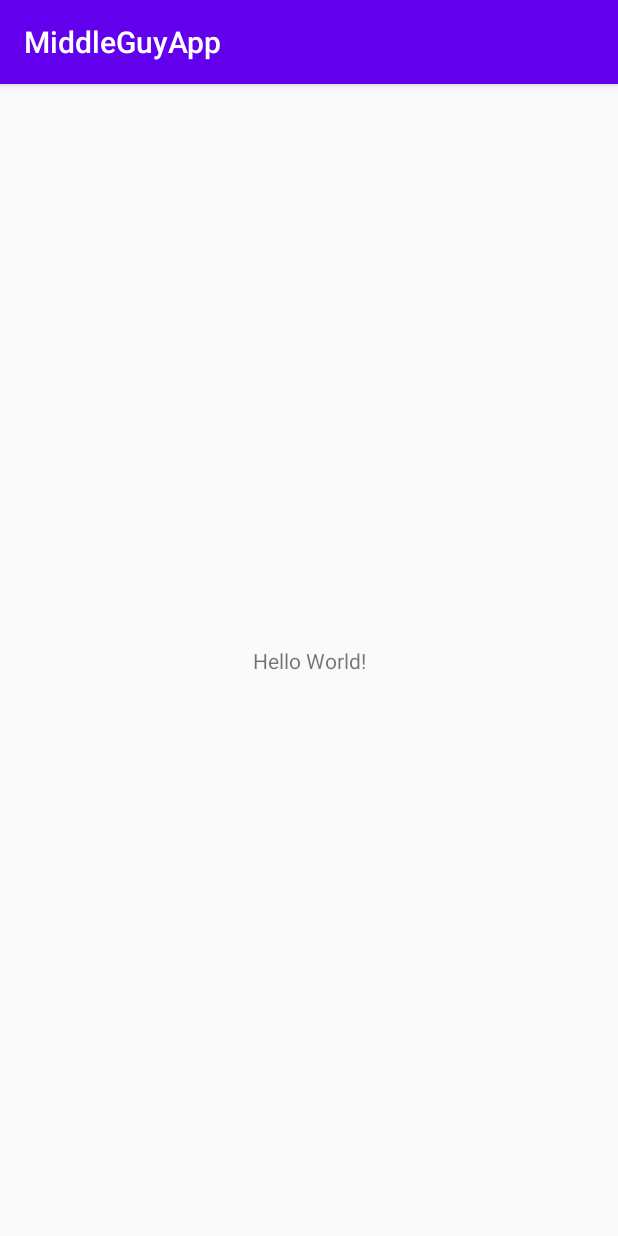
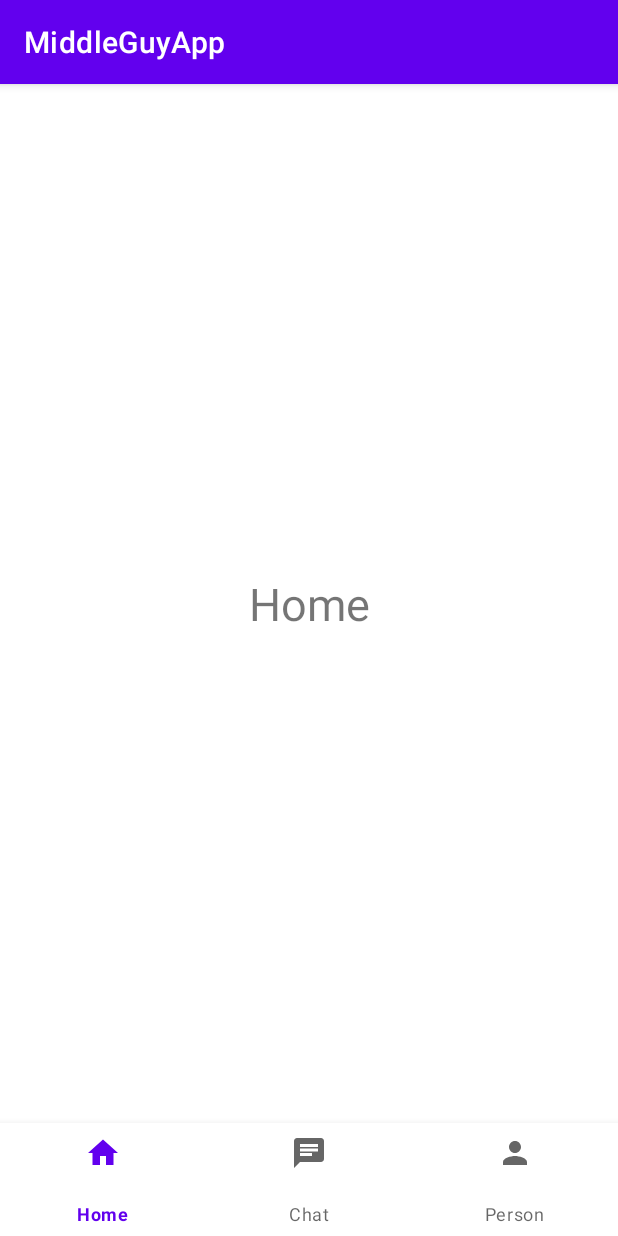
Before and after one commit to bewert208/MiddleGuy_App, an Android app: the screen it shows after launch (MainActivity), on a phone screen of 412 x 824 dp. Run offline under Robolectric (Android 15) with nearby library versions, the phone set to English and light mode, and no system bars.

Commit message:
got fragments working and can switch between them.

```diff
--- a/app/build.gradle
+++ b/app/build.gradle
@@ -25,6 +25,7 @@ android {
 dependencies {
     implementation fileTree(dir: "libs", include: ["*.jar"])
     implementation 'androidx.appcompat:appcompat:1.2.0'
+    implementation 'com.google.android.material:material:1.1.0'
     implementation 'androidx.constraintlayout:constraintlayout:2.0.1'
     testImplementation 'junit:junit:4.12'
     androidTestImplementation 'androidx.test.ext:junit:1.1.2'
--- /dev/null
+++ b/app/src/main/java/cecs550/middleguyapp/FirstFragment.java
@@ -0,0 +1,27 @@
+package cecs550.middleguyapp;
+
+import android.os.Bundle;
+import android.view.LayoutInflater;
+import android.view.View;
+import android.view.ViewGroup;
+
+import androidx.fragment.app.Fragment;
+
+public class FirstFragment extends Fragment {
+
+    public FirstFragment(){
+    }
+
+
+
+    @Override
+    public View onCreateView(LayoutInflater inflater,
+                             ViewGroup container, Bundle savedInstanceState) {
+        // Inflate the layout for this fragment
+        return inflater.inflate(R.layout.fragment_1,
+                container, false);
+
+    }
+
+
+}
--- a/app/src/main/java/cecs550/middleguyapp/MainActivity.java
+++ b/app/src/main/java/cecs550/middleguyapp/MainActivity.java
@@ -1,14 +1,74 @@
 package cecs550.middleguyapp;
 
+import androidx.annotation.NonNull;
 import androidx.appcompat.app.AppCompatActivity;
+import androidx.constraintlayout.widget.Placeholder;
+import androidx.fragment.app.Fragment;
+import androidx.fragment.app.FragmentManager;
+import androidx.fragment.app.FragmentTransaction;
 
 import android.os.Bundle;
+import android.view.MenuItem;
+
+import com.google.android.material.bottomnavigation.BottomNavigationView;
 
 public class MainActivity extends AppCompatActivity {
+
+    public Fragment frag1;
+    public Fragment frag2;
+    public Fragment frag3;
+
 
     @Override
     protected void onCreate(Bundle savedInstanceState) {
         super.onCreate(savedInstanceState);
         setContentView(R.layout.activity_main);
+
+        frag1 = new FirstFragment();
+        frag2 = new SecondFragment();
+        frag3 = new ThirdFragment();
+
+        setFragment(frag1);
+       BottomNavigationView navigation = (BottomNavigationView)
+               findViewById(R.id.bottomNavigationView); navigation.setOnNavigationItemSelectedListener(mOnNavigationItemSelectedListener);
     }
+
+//    private void replaceFragment(){
+//       Fragment fragment = new Fragment();
+//
+//        FragmentManager fragmentManager = getSupportFragmentManager();
+//       FragmentTransaction fragmentTransaction = fragmentManager.beginTransaction();
+//        fragmentTransaction.replace(R.id.flFragment, fragment);
+//        fragmentTransaction.commit();
+//    }
+
+    private void setFragment(Fragment fragment){
+        FragmentManager fragmentManager = getSupportFragmentManager();
+        fragmentManager.beginTransaction().replace(R.id.flFragment,fragment).commit();
+
+    }
+
+
+    private BottomNavigationView.OnNavigationItemSelectedListener mOnNavigationItemSelectedListener
+            = new BottomNavigationView.OnNavigationItemSelectedListener() {
+        @Override
+        public boolean onNavigationItemSelected(@NonNull MenuItem item) {
+            switch (item.getItemId()) {
+                case R.id.nav_home:
+                    setFragment(frag1);
+                    break;
+
+                case  R.id.nav_chat:
+                    setFragment(frag2);
+                    break;
+
+                case R.id.nav_person:
+                    setFragment(frag3);
+                    break;
+            }
+            return true;
+        }
+    };
+
+
 }
--- /dev/null
+++ b/app/src/main/java/cecs550/middleguyapp/SecondFragment.java
@@ -0,0 +1,27 @@
+package cecs550.middleguyapp;
+
+import android.os.Bundle;
+import android.view.LayoutInflater;
+import android.view.View;
+import android.view.ViewGroup;
+
+import androidx.fragment.app.Fragment;
+
+public class SecondFragment extends Fragment {
+
+    public SecondFragment(){
+    }
+
+
+
+    @Override
+    public View onCreateView(LayoutInflater inflater,
+                             ViewGroup container, Bundle savedInstanceState) {
+        // Inflate the layout for this fragment
+        return inflater.inflate(R.layout.fragment_2,
+                container, false);
+
+    }
+
+
+}
--- /dev/null
+++ b/app/src/main/java/cecs550/middleguyapp/ThirdFragment.java
@@ -0,0 +1,27 @@
+package cecs550.middleguyapp;
+
+import android.os.Bundle;
+import android.view.LayoutInflater;
+import android.view.View;
+import android.view.ViewGroup;
+
+import androidx.fragment.app.Fragment;
+
+public class ThirdFragment extends Fragment {
+
+    public ThirdFragment(){
+    }
+
+
+
+    @Override
+    public View onCreateView(LayoutInflater inflater,
+                             ViewGroup container, Bundle savedInstanceState) {
+        // Inflate the layout for this fragment
+        return inflater.inflate(R.layout.fragment_3,
+                container, false);
+
+    }
+
+
+}
--- /dev/null
+++ b/app/src/main/res/drawable/ic_baseline_chat_24.xml
@@ -0,0 +1,10 @@
+<vector xmlns:android="http://schemas.android.com/apk/res/android"
+    android:width="24dp"
+    android:height="24dp"
+    android:viewportWidth="24"
+    android:viewportHeight="24"
+    android:tint="?attr/colorControlNormal">
+  <path
+      android:fillColor="@android:color/white"
+      android:pathData="M20,2L4,2c-1.1,0 -1.99,0.9 -1.99,2L2,22l4,-4h14c1.1,0 2,-0.9 2,-2L22,4c0,-1.1 -0.9,-2 -2,-2zM6,9h12v2L6,11L6,9zM14,14L6,14v-2h8v2zM18,8L6,8L6,6h12v2z"/>
+</vector>
--- /dev/null
+++ b/app/src/main/res/drawable/ic_baseline_home_24.xml
@@ -0,0 +1,10 @@
+<vector xmlns:android="http://schemas.android.com/apk/res/android"
+    android:width="24dp"
+    android:height="24dp"
+    android:viewportWidth="24"
+    android:viewportHeight="24"
+    android:tint="?attr/colorControlNormal">
+  <path
+      android:fillColor="@android:color/white"
+      android:pathData="M10,20v-6h4v6h5v-8h3L12,3 2,12h3v8z"/>
+</vector>
--- /dev/null
+++ b/app/src/main/res/drawable/ic_baseline_person_24.xml
@@ -0,0 +1,10 @@
+<vector xmlns:android="http://schemas.android.com/apk/res/android"
+    android:width="24dp"
+    android:height="24dp"
+    android:viewportWidth="24"
+    android:viewportHeight="24"
+    android:tint="?attr/colorControlNormal">
+  <path
+      android:fillColor="@android:color/white"
+      android:pathData="M12,12c2.21,0 4,-1.79 4,-4s-1.79,-4 -4,-4 -4,1.79 -4,4 1.79,4 4,4zM12,14c-2.67,0 -8,1.34 -8,4v2h16v-2c0,-2.66 -5.33,-4 -8,-4z"/>
+</vector>
--- a/app/src/main/res/layout/activity_main.xml
+++ b/app/src/main/res/layout/activity_main.xml
@@ -6,13 +6,24 @@
     android:layout_height="match_parent"
     tools:context=".MainActivity">
 
-    <TextView
-        android:layout_width="wrap_content"
-        android:layout_height="wrap_content"
-        android:text="Hello World!"
-        app:layout_constraintBottom_toBottomOf="parent"
-        app:layout_constraintLeft_toLeftOf="parent"
-        app:layout_constraintRight_toRightOf="parent"
+    <FrameLayout
+        android:id="@+id/flFragment"
+        android:layout_width="match_parent"
+        android:layout_height="0dp"
+        app:layout_constraintBottom_toTopOf="@+id/bottomNavigationView"
+        app:layout_constraintEnd_toEndOf="parent"
+        app:layout_constraintHorizontal_bias="0.5"
+        app:layout_constraintStart_toStartOf="parent"
         app:layout_constraintTop_toTopOf="parent" />
 
+    <com.google.android.material.bottomnavigation.BottomNavigationView
+        android:id="@+id/bottomNavigationView"
+        android:layout_width="match_parent"
+        android:layout_height="75dp"
+        app:layout_constraintBottom_toBottomOf="parent"
+        app:layout_constraintEnd_toEndOf="parent"
+        app:layout_constraintHorizontal_bias="0.5"
+        app:layout_constraintStart_toStartOf="parent"
+        app:menu="@menu/nav_bar" />
+
 </androidx.constraintlayout.widget.ConstraintLayout>
--- /dev/null
+++ b/app/src/main/res/layout/fragment_1.xml
@@ -0,0 +1,21 @@
+<?xml version="1.0" encoding="utf-8"?>
+<androidx.constraintlayout.widget.ConstraintLayout xmlns:android="http://schemas.android.com/apk/res/android"
+    xmlns:app="http://schemas.android.com/apk/res-auto"
+    xmlns:tools="http://schemas.android.com/tools"
+    android:layout_width="match_parent"
+    android:layout_height="match_parent"
+    tools:context=".MainActivity">
+
+    <TextView
+        android:id="@+id/firstFrag"
+        android:layout_width="wrap_content"
+        android:layout_height="wrap_content"
+        android:text="Home"
+        android:textSize="30sp"
+        app:layout_constraintBottom_toBottomOf="parent"
+        app:layout_constraintEnd_toEndOf="parent"
+        app:layout_constraintHorizontal_bias="0.5"
+        app:layout_constraintStart_toStartOf="parent"
+        app:layout_constraintTop_toTopOf="parent" />
+
+</androidx.constraintlayout.widget.ConstraintLayout>
--- /dev/null
+++ b/app/src/main/res/menu/nav_bar.xml
@@ -0,0 +1,21 @@
+<?xml version="1.0" encoding="utf-8"?>
+<menu xmlns:android="http://schemas.android.com/apk/res/android">
+
+        <item
+            android:id="@+id/nav_home"
+            android:icon="@drawable/ic_baseline_home_24"
+            android:title="Home"/>
+
+        <item
+            android:id="@+id/nav_chat"
+            android:icon="@drawable/ic_baseline_chat_24"
+            android:title="Chat"/>
+
+        <item
+            android:id="@+id/nav_person"
+            android:icon="@drawable/ic_baseline_person_24"
+            android:title="Person"/>
+
+
+
+</menu>
--- a/app/src/main/res/values/styles.xml
+++ b/app/src/main/res/values/styles.xml
@@ -1,6 +1,6 @@
 <resources>
     <!-- Base application theme. -->
-    <style name="AppTheme" parent="Theme.AppCompat.Light.DarkActionBar">
+    <style name="AppTheme" parent="Theme.MaterialComponents.Light.DarkActionBar">
         <!-- Customize your theme here. -->
         <item name="colorPrimary">@color/colorPrimary</item>
         <item name="colorPrimaryDark">@color/colorPrimaryDark</item>
```
Also changed, not shown: app/src/main/res/layout/fragment_2.xml (added, +21 -0 lines), app/src/main/res/layout/fragment_3.xml (added, +21 -0 lines).
